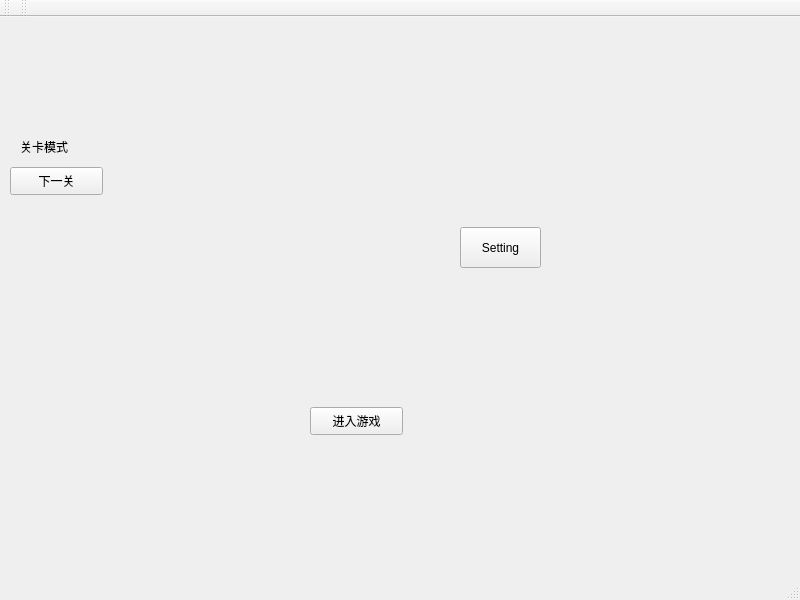
This is mainwindow.ui in NorthOuterTowner/Bejeweled4 as Qt 5 draws it before an edit. The edited form follows.
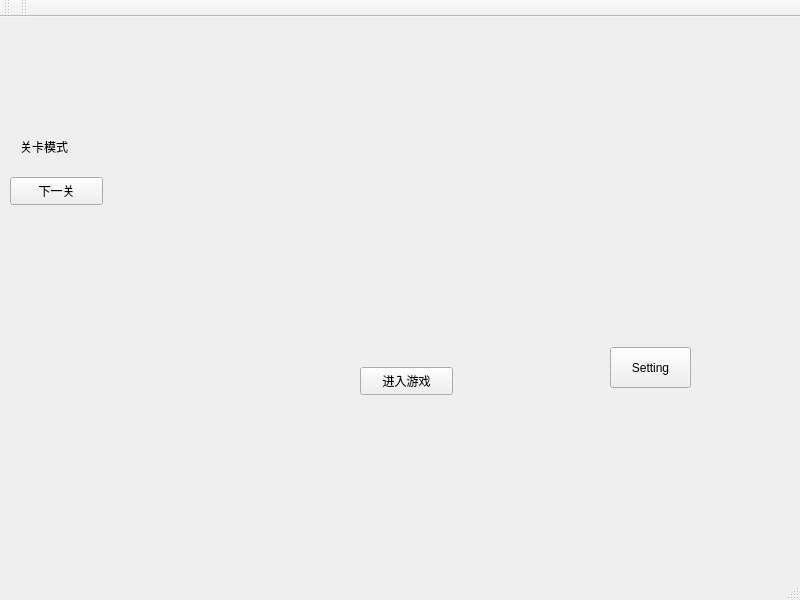
This is the edited form.

```diff
--- a/mainwindow.ui
+++ b/mainwindow.ui
@@ -17,8 +17,8 @@
    <widget class="QPushButton" name="pushButton">
     <property name="geometry">
      <rect>
-      <x>310</x>
-      <y>390</y>
+      <x>360</x>
+      <y>350</y>
       <width>93</width>
       <height>28</height>
      </rect>
@@ -31,7 +31,7 @@
     <property name="geometry">
      <rect>
       <x>10</x>
-      <y>150</y>
+      <y>160</y>
       <width>93</width>
       <height>28</height>
      </rect>
@@ -56,8 +56,8 @@
    <widget class="QPushButton" name="pushButton_10">
     <property name="geometry">
      <rect>
-      <x>460</x>
-      <y>210</y>
+      <x>610</x>
+      <y>330</y>
       <width>81</width>
       <height>41</height>
      </rect>
```
